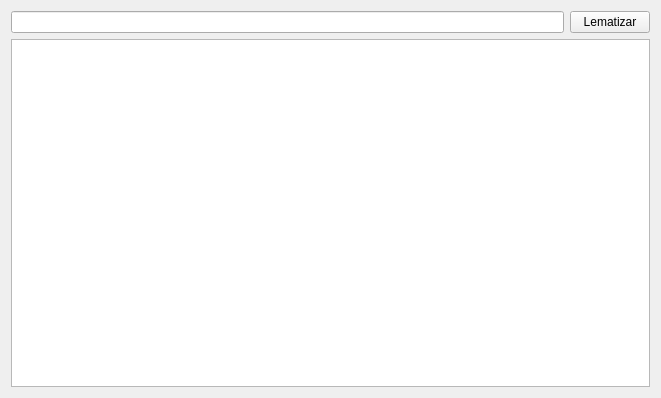
This is pocs/poc2_freeling+qtgui/mainwindow.ui in lvklabs/chatbot as Qt 5 draws it before an edit. The edited form follows.
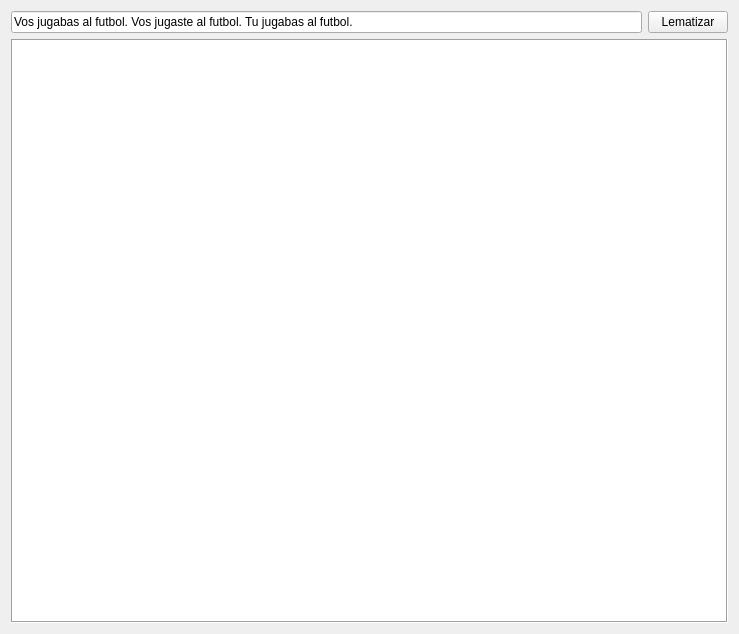
This is the edited form.

Commit message: poc2: New configuration of Lemmatizer class. Minor changes in UI.

```diff
--- a/pocs/poc2_freeling+qtgui/mainwindow.ui
+++ b/pocs/poc2_freeling+qtgui/mainwindow.ui
@@ -6,8 +6,8 @@
    <rect>
     <x>0</x>
     <y>0</y>
-    <width>661</width>
-    <height>398</height>
+    <width>739</width>
+    <height>634</height>
    </rect>
   </property>
   <property name="windowTitle">
@@ -18,7 +18,11 @@
     <item row="0" column="0">
      <layout class="QGridLayout" name="gridLayout">
       <item row="0" column="0">
-       <widget class="QLineEdit" name="input"/>
+       <widget class="QLineEdit" name="input">
+        <property name="text">
+         <string>Vos jugabas al futbol. Vos jugaste al futbol. Tu jugabas al futbol.</string>
+        </property>
+       </widget>
       </item>
       <item row="0" column="1">
        <widget class="QPushButton" name="lemmatButton">
@@ -37,6 +41,12 @@
           <family>Courier 10 Pitch</family>
          </font>
         </property>
+        <property name="frameShape">
+         <enum>QFrame::Box</enum>
+        </property>
+        <property name="lineWrapMode">
+         <enum>QPlainTextEdit::NoWrap</enum>
+        </property>
         <property name="readOnly">
          <bool>true</bool>
         </property>
```
The commit also changes 4 other files.
